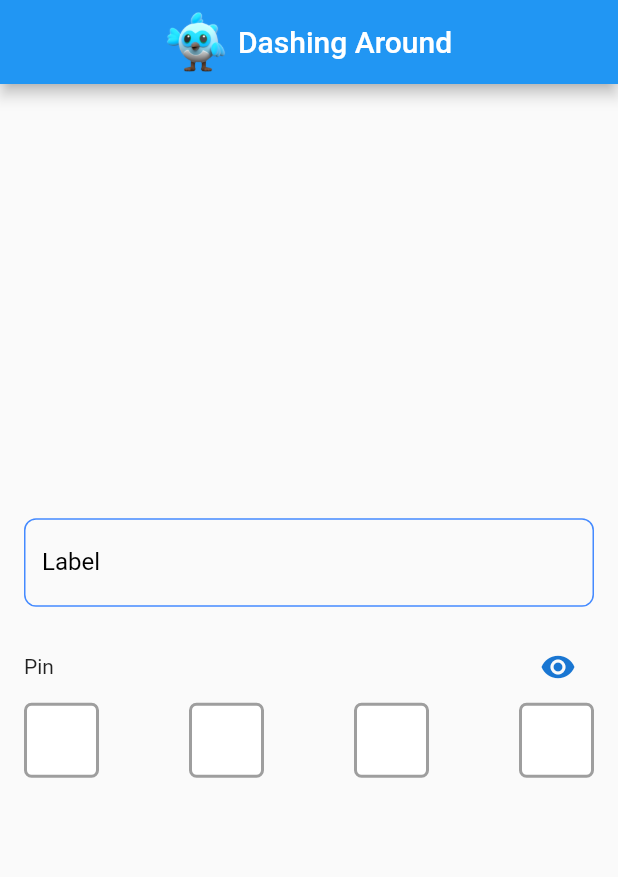
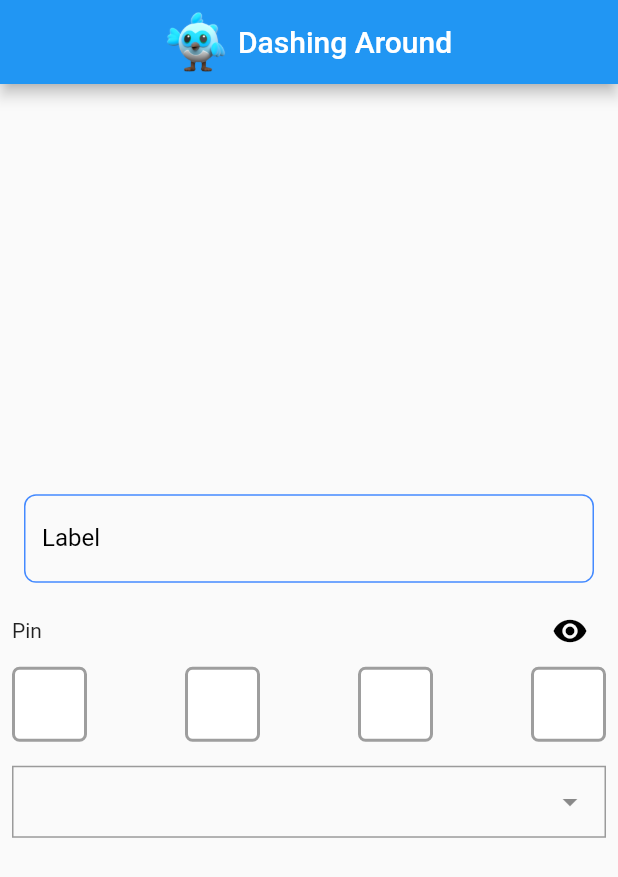
Before and after one commit to harshtonde/dashing_around, a Flutter app: the screen it shows after launch, on a phone screen of 412 x 824 dp. Shown: the top 877 px of the screen. Run offline on Flutter 3.47's test engine with Material 2 defaults, Android fonts, the phone set to English and light mode, and no system bars; drawn by our look-alikes of dropdown_search, pin_code_fields; our stand-ins replace mask_text_input_formatter.

Commit message:
pincode field ready for FF

```diff
--- /dev/null
+++ b/lib/dropdown_search.dart
@@ -0,0 +1,130 @@
+import 'package:flutter/material.dart';
+import 'package:dropdown_search/dropdown_search.dart';
+
+class DashDropDownSearch extends StatefulWidget {
+  const DashDropDownSearch(
+      {Key? key,
+      this.width,
+      this.height,
+      this.dropDownHintText,
+      this.dropDownLabelText,
+      this.noMatchingText,
+      this.selectedItem,
+      this.enabledBorderColor,
+      this.focusedBorderColor,
+      this.errorBorderColor,
+      this.trailingIcon,
+      this.borderRadius,
+      this.borderWidth,
+      this.borderWidthFocused,
+      required this.onSelected,
+      this.cursorColor,
+      required this.response})
+      : super(key: key);
+
+  final double? width;
+  final double? height;
+  final String? dropDownHintText;
+  final String? dropDownLabelText;
+  final String? noMatchingText;
+  final String? selectedItem;
+  final Color? enabledBorderColor;
+  final Color? focusedBorderColor;
+  final Color? errorBorderColor;
+  final Widget? trailingIcon;
+  final double? borderRadius;
+  final double? borderWidth;
+  final double? borderWidthFocused;
+  final Function() onSelected;
+  final Color? cursorColor;
+  final dynamic response;
+
+  @override
+  State<DashDropDownSearch> createState() => _DashDropDownSearchState();
+}
+
+class _DashDropDownSearchState extends State<DashDropDownSearch> {
+  @override
+  Widget build(BuildContext context) {
+    return Container(
+      width: widget.width,
+      child: DropdownSearch<String>(
+        onChanged: (value) {
+          String selectedValue = value.toString();
+          widget.onSelected();
+        },
+        popupProps: PopupProps.menu(
+          showSearchBox: true,
+          showSelectedItems: true,
+          constraints: const BoxConstraints(
+            minHeight: 100,
+            maxHeight: 300,
+          ),
+          emptyBuilder: (context, searchEntry) => Container(
+            height: 70,
+            alignment: Alignment.center,
+            child: Text(widget.noMatchingText ?? 'No data found'),
+          ),
+          fit: FlexFit.loose,
+          searchFieldProps: TextFieldProps(
+            cursorColor: widget.cursorColor,
+            decoration: InputDecoration(
+              suffixIcon: widget.trailingIcon,
+              enabledBorder: OutlineInputBorder(
+                borderSide: BorderSide(
+                  color: widget.enabledBorderColor ?? Colors.black38,
+                  width: widget.borderWidth ?? 1,
+                ),
+                borderRadius: BorderRadius.circular(widget.borderRadius ?? 0),
+              ),
+              focusedBorder: OutlineInputBorder(
+                borderSide: BorderSide(
+                  color: widget.focusedBorderColor ?? Colors.black,
+                  width: widget.borderWidthFocused ?? 2,
+                ),
+                borderRadius: BorderRadius.circular(widget.borderRadius ?? 0),
+              ),
+            ),
+          ),
+        ),
+        items: ["Brazil", "Italia (Disabled)", "Tunisia", "Canada", "Tunisia"],
+        dropdownDecoratorProps: DropDownDecoratorProps(
+          dropdownSearchDecoration: InputDecoration(
+            labelText: widget.dropDownLabelText,
+            hintText: widget.dropDownHintText,
+            enabledBorder: OutlineInputBorder(
+              borderSide: BorderSide(
+                color: widget.enabledBorderColor ?? Colors.black38,
+                width: widget.borderWidth ?? 1,
+              ),
+              borderRadius: BorderRadius.circular(widget.borderRadius ?? 0),
+            ),
+            focusedBorder: OutlineInputBorder(
+              borderSide: BorderSide(
+                color: widget.focusedBorderColor ?? Colors.black,
+                width: widget.borderWidthFocused ?? 2,
+              ),
+              borderRadius: BorderRadius.circular(widget.borderRadius ?? 0),
+            ),
+            errorBorder: OutlineInputBorder(
+              borderSide: BorderSide(
+                color: widget.errorBorderColor ?? Colors.red,
+                width: widget.borderWidth ?? 1,
+              ),
+              borderRadius: BorderRadius.circular(widget.borderRadius ?? 0),
+            ),
+            focusedErrorBorder: OutlineInputBorder(
+              borderSide: BorderSide(
+                color: widget.errorBorderColor ?? Colors.red,
+                width: widget.borderWidthFocused ?? 2,
+              ),
+              borderRadius: BorderRadius.circular(widget.borderRadius ?? 0),
+            ),
+            contentPadding: const EdgeInsetsDirectional.fromSTEB(12, 0, 0, 0),
+          ),
+        ),
+        selectedItem: widget.selectedItem,
+      ),
+    );
+  }
+}
--- a/lib/main.dart
+++ b/lib/main.dart
@@ -1,6 +1,8 @@
 import 'package:dashing_around/pincode_field.dart';
 import 'package:dashing_around/textfield.dart';
 import 'package:flutter/material.dart';
+
+import 'dropdown_search.dart';
 
 void main() {
   runApp(const MyApp());
@@ -57,6 +59,12 @@ class _MyHomePageState extends State<MyHomePage> {
                 errorBorderColor: Colors.red,
               ),
               DashPinCodeField(),
+              DashDropDownSearch(
+                onSelected: (() {
+                  print("Dropdown selected");
+                }),
+                response: "null",
+              ),
             ],
           ),
         ),
--- a/lib/pincode_field.dart
+++ b/lib/pincode_field.dart
@@ -3,7 +3,43 @@ import 'package:pin_code_fields/pin_code_fields.dart';
 import 'package:mask_text_input_formatter/mask_text_input_formatter.dart';
 
 class DashPinCodeField extends StatefulWidget {
-  const DashPinCodeField({Key? key}) : super(key: key);
+  const DashPinCodeField({
+    Key? key,
+    this.iconColor,
+    this.length,
+    this.obscureText,
+    this.obscuringCharacter,
+    this.borderRadius,
+    this.fieldHeight,
+    this.fieldWidth,
+    this.activeFillColor,
+    this.activeColor,
+    this.inactiveFillColor,
+    this.inactiveColor,
+    this.selectedFillColor,
+    this.selectedColor,
+    this.enableActiveFill,
+    this.cursorColor,
+    this.onChangeFunction,
+    this.onSubmitFunction,
+  }) : super(key: key);
+  final Color? iconColor;
+  final int? length;
+  final bool? obscureText;
+  final String? obscuringCharacter;
+  final double? borderRadius;
+  final double? fieldHeight;
+  final double? fieldWidth;
+  final Color? activeFillColor;
+  final Color? activeColor;
+  final Color? inactiveFillColor;
+  final Color? inactiveColor;
+  final Color? selectedFillColor;
+  final Color? selectedColor;
+  final bool? enableActiveFill;
+  final Color? cursorColor;
+  final Future<dynamic> Function()? onChangeFunction;
+  final Future<dynamic> Function()? onSubmitFunction;
 
   @override
   State<DashPinCodeField> createState() => _DashPinCodeFieldState();
@@ -14,7 +50,6 @@ class _DashPinCodeFieldState extends State<DashPinCodeField> {
   @override
   Widget build(BuildContext context) {
     return Container(
-        padding: EdgeInsets.all(8),
         child: Column(
       children: [
         Row(
@@ -29,45 +64,44 @@ class _DashPinCodeFieldState extends State<DashPinCodeField> {
               },
               icon: Icon(
                 _obsureTextState ? Icons.visibility : Icons.visibility_off,
-                    color: Theme.of(context).primaryColorDark,
+                color: widget.iconColor ?? Colors.black,
               ),
             ),
           ],
         ),
         PinCodeTextField(
           appContext: context,
-              length: 4,
+          length: widget.length ?? 4,
           obscureText: _obsureTextState,
-              obscuringCharacter: '•',
+          obscuringCharacter: widget.obscuringCharacter ?? "*",
           animationType: AnimationType.fade,
           pinTheme: PinTheme(
             shape: PinCodeFieldShape.box,
-                borderRadius: BorderRadius.circular(5),
-                fieldHeight: 50,
-                fieldWidth: 50,
-                activeFillColor: Colors.white,
-                activeColor: Colors.red,
-                inactiveFillColor: Colors.white,
-                inactiveColor: Colors.grey,
-                selectedFillColor: Colors.white,
+            borderRadius: BorderRadius.circular(widget.borderRadius ?? 5),
+            fieldHeight: widget.fieldHeight ?? 50,
+            fieldWidth: widget.fieldWidth ?? 50,
+            activeFillColor: widget.activeFillColor ?? Colors.white,
+            activeColor: widget.activeColor ?? Colors.green,
+            inactiveFillColor: widget.iconColor ?? Colors.white,
+            inactiveColor: widget.inactiveColor ?? Colors.grey,
+            selectedFillColor: widget.selectedFillColor ?? Colors.white,
+            selectedColor: widget.selectedColor ?? Colors.green,
           ),
           animationDuration: const Duration(milliseconds: 300),
-              enableActiveFill: true,
-              cursorColor: Colors.red,
-              errorAnimationController: null,
+          enableActiveFill: widget.enableActiveFill ?? true,
+          cursorColor: widget.cursorColor ?? Colors.black,
           controller: null,
           keyboardType: TextInputType.number,
           inputFormatters: [MaskTextInputFormatter(mask: '####')],
           onCompleted: (v) {
-                print("Completed");
+            if (widget.onChangeFunction != null) {
+              widget.onChangeFunction!();
+            }
           },
           onChanged: (value) {
-                print(value);
-                print("Changed");
-              },
-              beforeTextPaste: (text) {
-                print("Allowing to paste $text");
-                return true;
+            if (widget.onSubmitFunction != null) {
+              widget.onSubmitFunction!();
+            }
           },
         ),
       ],
--- a/pubspec.yaml
+++ b/pubspec.yaml
@@ -30,6 +30,7 @@ environment:
 # versions available, run `flutter pub outdated`.
 dependencies:
   cupertino_icons: ^1.0.2
+  dropdown_search: ^5.0.5
   flutter:
     sdk: flutter
   mask_text_input_formatter: ^2.4.0
```
Also changed, not shown: pubspec.lock. Lines whose indentation alone changed are shown as unchanged.
